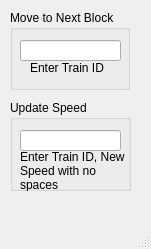
This is TrackModel/trainmodel.ui in joeschurer/ECE1140 as Qt 5 draws it before an edit. The edited form follows.
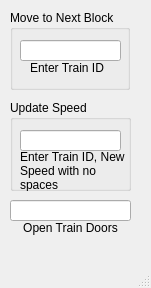
This is the edited form.

Patch:
```diff
--- a/TrackModel/trainmodel.ui
+++ b/TrackModel/trainmodel.ui
@@ -7,7 +7,7 @@
     <x>0</x>
     <y>0</y>
     <width>151</width>
-    <height>249</height>
+    <height>288</height>
    </rect>
   </property>
   <property name="windowTitle">
@@ -89,6 +89,32 @@
      </property>
     </widget>
    </widget>
+   <widget class="QLineEdit" name="openDoors">
+    <property name="geometry">
+     <rect>
+      <x>10</x>
+      <y>200</y>
+      <width>121</width>
+      <height>21</height>
+     </rect>
+    </property>
+   </widget>
+   <widget class="QLabel" name="label">
+    <property name="geometry">
+     <rect>
+      <x>10</x>
+      <y>220</y>
+      <width>121</width>
+      <height>16</height>
+     </rect>
+    </property>
+    <property name="text">
+     <string>Open Train Doors</string>
+    </property>
+    <property name="alignment">
+     <set>Qt::AlignCenter</set>
+    </property>
+   </widget>
   </widget>
   <widget class="QMenuBar" name="menubar">
    <property name="geometry">
```
